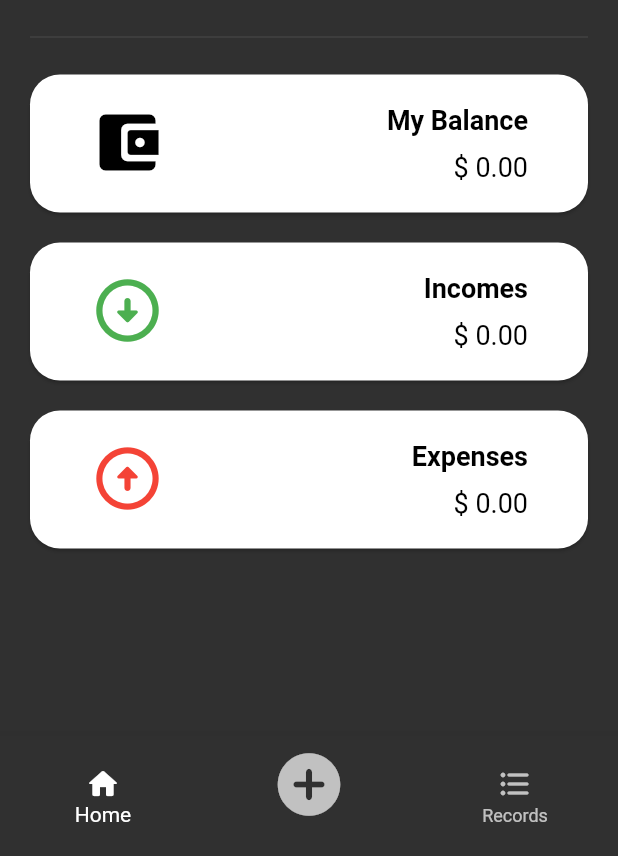
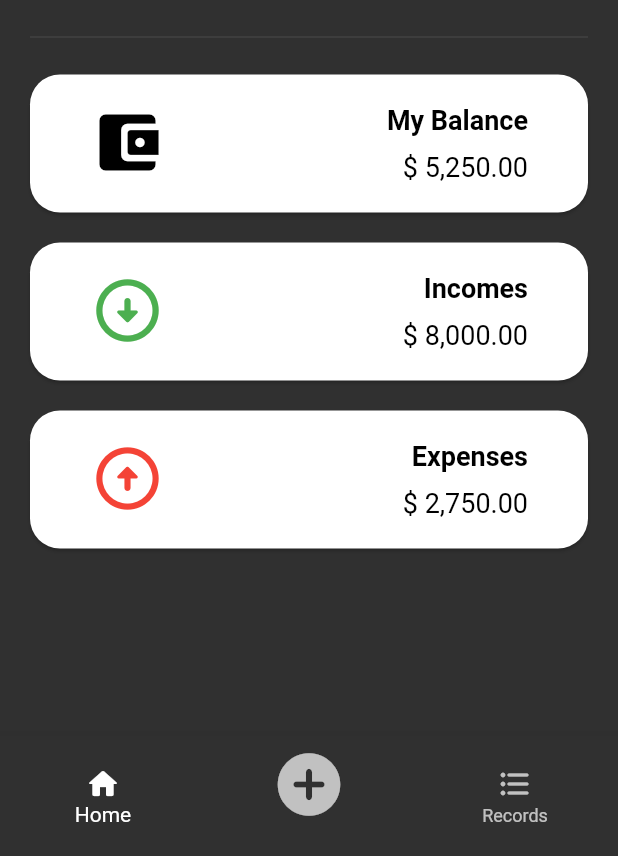
Before and after one commit to thomasviana/my-money-app, a Flutter app: the MainAppScreen screen opened by its route, on a phone screen of 412 x 824 dp, the part 380-1236 px from its top. Run offline on Flutter 3.47's test engine with Material 2 defaults, Android fonts, the phone set to English and light mode, and no system bars; our stand-ins replace flutter_slidable.

Commit message:
New functions

```diff
--- a/lib/screens/app_screen.dart
+++ b/lib/screens/app_screen.dart
@@ -30,24 +30,51 @@ class _MainAppScreenState extends State<MainAppScreen> {
     }
   }
 
-  List<Transaction> _userTransactions = [];
+  List<Transaction> _userTransactions = [
+    Transaction(
+      title: 'Salary',
+      tag: 'AI',
+      amount: 8000,
+      date: DateTime.now(),
+      id: DateTime.now().toString(),
+      type: 'Income',
+    ),
+    Transaction(
+      title: 'Gas',
+      tag: 'NEC',
+      amount: 100,
+      date: DateTime.now(),
+      id: DateTime.now().toString(),
+      type: 'Expense',
+    ),
+    Transaction(
+      title: 'Restaurant',
+      tag: 'DIV',
+      amount: 150,
+      date: DateTime.now(),
+      id: DateTime.now().toString(),
+      type: 'Expense',
+    ),
+    Transaction(
+      title: 'Rent',
+      tag: 'NEC',
+      amount: 2500,
+      date: DateTime.now(),
+      id: DateTime.now().toString(),
+      type: 'Expense',
+    ),
+  ];
   double totalIncomes = 0;
   double totalExpenses = 0;
   Icon selectedIcon = Icon(Icons.forward);
 
-  void _addNewTx(
-      String title, String tag, double amount, DateTime dateTime, String type) {
-    var newTx = Transaction(
-      title: title,
-      tag: tag,
-      amount: amount,
-      date: dateTime,
-      id: DateTime.now().toString(),
-      type: type,
-    );
-    setState(() {
-      _userTransactions.add(newTx);
-    });
+  @override
+  void initState() {
+    super.initState();
+    updateUI();
+  }
+
+  void updateUI() {
     totalIncomes = 0;
     totalExpenses = 0;
     for (var i = 0; i < _userTransactions.length; i++) {
@@ -64,6 +91,22 @@ class _MainAppScreenState extends State<MainAppScreen> {
         print(_userTransactions[i].type);
       }
     }
+  }
+
+  void _addNewTx(
+      String title, String tag, double amount, DateTime dateTime, String type) {
+    var newTx = Transaction(
+      title: title,
+      tag: tag,
+      amount: amount,
+      date: dateTime,
+      id: DateTime.now().toString(),
+      type: type,
+    );
+    setState(() {
+      _userTransactions.add(newTx);
+    });
+    updateUI();
     newAmount.clear();
     newConcept.clear();
     newBudget.clear();
@@ -72,11 +115,7 @@ class _MainAppScreenState extends State<MainAppScreen> {
   void _deleteTx(String id) {
     setState(() {
       _userTransactions.removeWhere((element) => element.id == id);
-      totalExpenses = 0;
-      for (var i = 0; i < _userTransactions.length; i++) {
-        var txValue = _userTransactions[i].amount;
-        totalExpenses += txValue;
-      }
+      updateUI();
     });
   }
 
```
